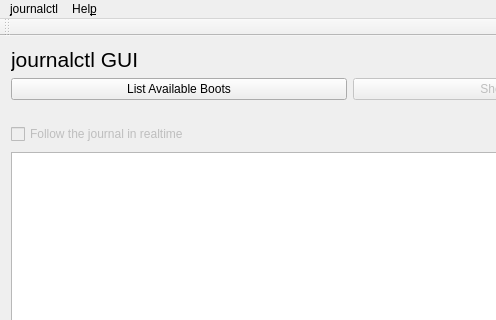
Old version of the form ui/mainwindow.ui in the repository pentix/qjournalctl; both pictures show x 0 to 496 and y 0 to 320 of the 700 by 634 pixel window.
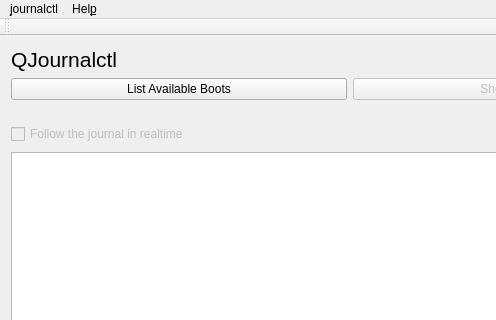
New version of the form.

Commit message:
Renamed project to QJournalctl
Release 0.2

The edit to the form file:
```diff
--- a/ui/mainwindow.ui
+++ b/ui/mainwindow.ui
@@ -40,7 +40,7 @@
        </font>
       </property>
       <property name="text">
-       <string>journalctl GUI</string>
+       <string>QJournalctl</string>
       </property>
      </widget>
     </item>
```
Left out of the diff: 2 changed lines with no effect on the pictures. The commit also changes 7 other files.
